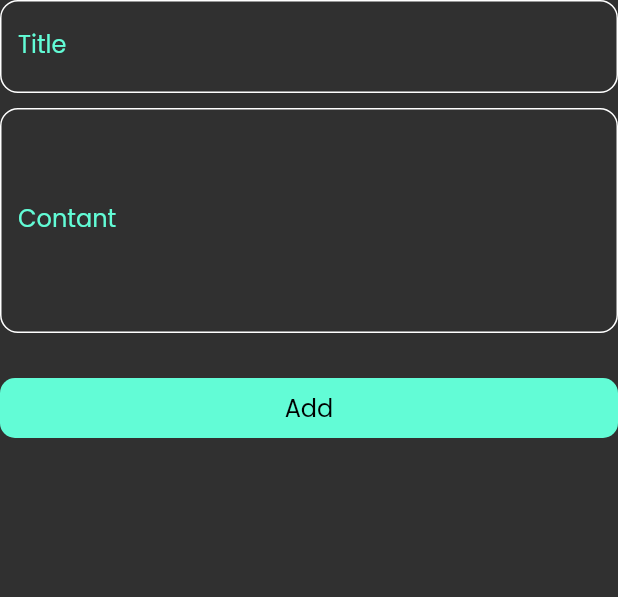
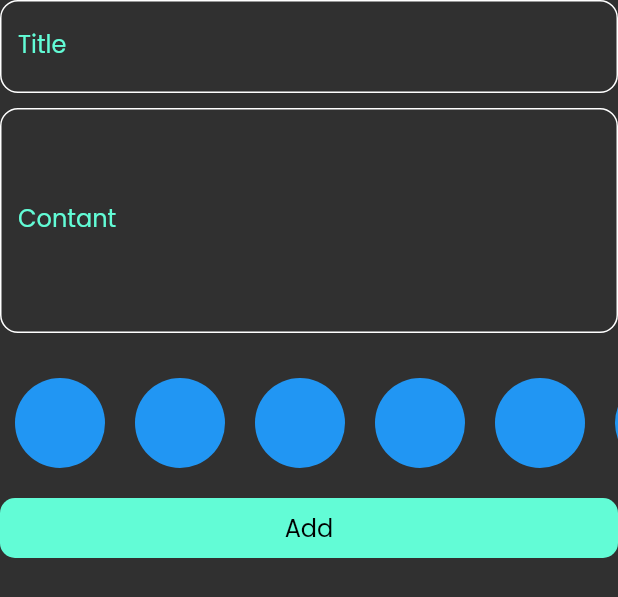
Before and after one commit to ahmedyhia123/notes_app, a Flutter app: the AddNoteForm widget shown alone on an empty page, opened directly, on a phone screen of 412 x 824 dp. Shown: the top 597 px of the screen. Run offline on Flutter 3.47's test engine with Material 3 defaults, Android fonts, the phone set to English and light mode, and no system bars; our stand-ins replace bloc, flutter_bloc, objectbox; generated files the repository leaves out were written again.

Commit message:
Create Color List View

```diff
--- a/lib/models/note_model.dart
+++ b/lib/models/note_model.dart
@@ -11,7 +11,7 @@ class NoteModel {
 
   final String date;
 
-  final int color;
+  int color;
 
   NoteModel({
     this.id = 0,
--- a/lib/widgets/add_note_form.dart
+++ b/lib/widgets/add_note_form.dart
@@ -1,10 +1,11 @@
 import 'package:flutter/material.dart';
 import 'package:flutter_bloc/flutter_bloc.dart';
 import 'package:intl/intl.dart';
-import 'package:notes_app/constans.dart';
 import 'package:notes_app/cubits/add_note_cubit/cubit/add_note_cubit.dart';
 import 'package:notes_app/models/note_model.dart';
+import 'package:notes_app/widgets/colors_list_view.dart';
 import 'package:notes_app/widgets/costom_text_form_field.dart';
+import 'package:notes_app/widgets/custom_bottom.dart';
 
 class AddNoteForm extends StatefulWidget {
   const AddNoteForm({super.key});
@@ -45,6 +46,8 @@ class _AddNoteFormState extends State<AddNoteForm> {
           ),
 
           SizedBox(height: 30),
+          ColorListView(),
+          SizedBox(height: 20),
           GestureDetector(
             onTap: () {
               if (myForm.currentState!.validate()) {
@@ -67,7 +70,7 @@ class _AddNoteFormState extends State<AddNoteForm> {
             },
             child: BlocBuilder<AddNoteCubit, AddNoteState>(
               builder: (context, state) {
-                return customBottom(
+                return CustomBottom(
                   isLoading: state is AddNoteLoding ? true : false,
                 );
               },
@@ -80,34 +83,3 @@ class _AddNoteFormState extends State<AddNoteForm> {
     );
   }
 }
-
-class customBottom extends StatelessWidget {
-  const customBottom({super.key, this.isLoading = false});
-  final bool isLoading;
-  @override
-  Widget build(BuildContext context) {
-    return Container(
-      decoration: BoxDecoration(
-        color: kPrimaryColor,
-        borderRadius: BorderRadius.circular(10),
-      ),
-      width: double.infinity,
-      height: 40,
-
-      child: Align(
-        alignment: Alignment.center,
-        child:
-            isLoading
-                ? SizedBox(
-                  height: 24,
-                  width: 24,
-                  child: CircularProgressIndicator(color: Colors.black),
-                )
-                : Text(
-                  'Add',
-                  style: TextStyle(color: Colors.black, fontSize: 16),
-                ),
-      ),
-    );
-  }
-}
--- /dev/null
+++ b/lib/widgets/color_item.dart
@@ -0,0 +1,10 @@
+import 'package:flutter/material.dart';
+
+class ColorItem extends StatelessWidget {
+  const ColorItem({super.key});
+
+  @override
+  Widget build(BuildContext context) {
+    return CircleAvatar(radius: 30, backgroundColor: Colors.blue);
+  }
+}
--- /dev/null
+++ b/lib/widgets/colors_list_view.dart
@@ -0,0 +1,23 @@
+import 'package:flutter/material.dart';
+import 'package:notes_app/widgets/color_item.dart';
+
+class ColorListView extends StatelessWidget {
+  const ColorListView({super.key});
+
+  @override
+  Widget build(BuildContext context) {
+    return SizedBox(
+      height: 60,
+      child: ListView.builder(
+        itemCount: 10,
+        scrollDirection: Axis.horizontal,
+        itemBuilder: (context, index) {
+          return Padding(
+            padding: const EdgeInsets.symmetric(horizontal: 10),
+            child: ColorItem(),
+          );
+        },
+      ),
+    );
+  }
+}
--- /dev/null
+++ b/lib/widgets/custom_bottom.dart
@@ -0,0 +1,33 @@
+import 'package:flutter/material.dart';
+import 'package:notes_app/constans.dart';
+
+class CustomBottom extends StatelessWidget {
+  const CustomBottom({super.key, this.isLoading = false});
+  final bool isLoading;
+  @override
+  Widget build(BuildContext context) {
+    return Container(
+      decoration: BoxDecoration(
+        color: kPrimaryColor,
+        borderRadius: BorderRadius.circular(10),
+      ),
+      width: double.infinity,
+      height: 40,
+
+      child: Align(
+        alignment: Alignment.center,
+        child:
+            isLoading
+                ? SizedBox(
+                  height: 24,
+                  width: 24,
+                  child: CircularProgressIndicator(color: Colors.black),
+                )
+                : Text(
+                  'Add',
+                  style: TextStyle(color: Colors.black, fontSize: 16),
+                ),
+      ),
+    );
+  }
+}
```
Also changed, not shown: lib/views/edit_view.dart (+18 -9 lines), pubspec.yaml (+3 -4 lines).
